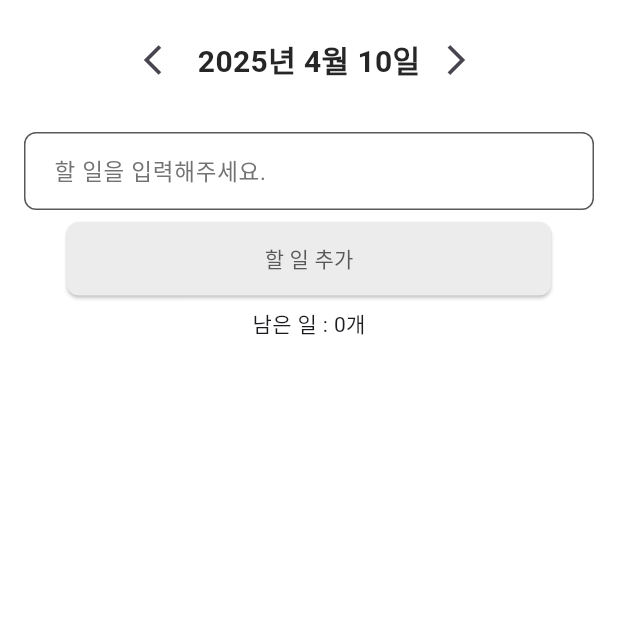
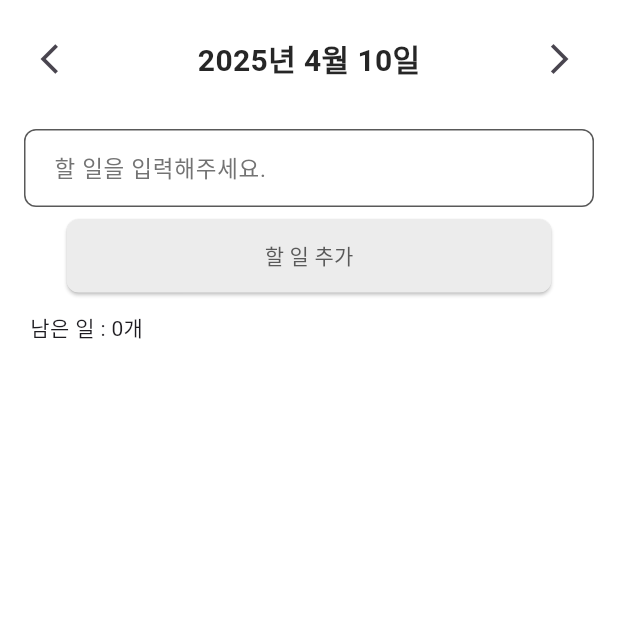
Before and after one commit to jiyoung720/capstone, a Flutter app: the screen it shows after launch, on a phone screen of 412 x 824 dp, the top half of it. Run offline on Flutter 3.47's test engine with Material 3 defaults, Android fonts, the phone set to English and light mode, and no system bars.

Commit message:
feat: 할 일 목록, 날짜 이동 기능구현/ design: UI 수정

```diff
--- a/lib/pages/todo_list_page.dart
+++ b/lib/pages/todo_list_page.dart
@@ -13,21 +13,42 @@ class _TodoListPageState extends State<TodoListPage> {
   DateTime selectedDate = DateTime.now();
   final TextEditingController _controller = TextEditingController();
 
-  List<Todo> _todos = [];
+  // ✅ 날짜별로 할 일을 저장하는 구조
+  Map<String, List<Todo>> _todosByDate = {};
 
+  // ✅ 현재 선택된 날짜에 해당하는 할 일 리스트만 반환
+  List<Todo> get _todosForSelectedDate {
+    final key = DateFormat('yyyy-MM-dd').format(selectedDate);
+    return _todosByDate[key] ?? [];
+  }
+
+  // ✅ 현재 날짜에 할 일 추가
   void _addTodo() {
     final text = _controller.text.trim();
     if (text.isNotEmpty) {
+      final key = DateFormat('yyyy-MM-dd').format(selectedDate);
       setState(() {
-        _todos.add(Todo(text: text));
+        _todosByDate[key] = [..._todosForSelectedDate, Todo(text: text)];
+        _sortTodos(key);
         _controller.clear();
       });
     }
   }
-
+  // ✅ 체크 완료 시 해당 날짜 리스트에서 토글
   void _toggleTodo(int index) {
+    final key = DateFormat('yyyy-MM-dd').format(selectedDate);
     setState(() {
-      _todos[index].isDone = !_todos[index].isDone;
+      _todosForSelectedDate[index].isDone = !_todosForSelectedDate[index].isDone;
+      _sortTodos(key);
+    });
+  }
+  // ✅ 해당 날짜 리스트만 정렬
+  void _sortTodos(String key) {
+    final todos = _todosByDate[key];
+    if (todos == null) return;
+    todos.sort((a, b) {
+      if (a.isDone == b.isDone) return 0;
+      return a.isDone ? 1 : -1;
     });
   }
 
@@ -40,7 +61,7 @@ class _TodoListPageState extends State<TodoListPage> {
   @override
   Widget build(BuildContext context) {
     final formattedDate = DateFormat('yyyy년 M월 d일').format(selectedDate);
-    final remaining = _todos.where((todo) => !todo.isDone).length;
+    final remaining = _todosForSelectedDate.where((todo) => !todo.isDone).length;
 
     return Scaffold(
       body: SafeArea(
@@ -48,9 +69,9 @@ class _TodoListPageState extends State<TodoListPage> {
           children: [
             // ✅ 날짜 선택 헤더
             Padding(
-              padding: const EdgeInsets.symmetric(vertical: 16),
+              padding: const EdgeInsets.symmetric(horizontal: 15,vertical: 15),
               child: Row(
-                mainAxisAlignment: MainAxisAlignment.center,
+                mainAxisAlignment: MainAxisAlignment.spaceBetween,
                 children: [
                   IconButton(
                     icon: const Icon(Icons.arrow_back_ios),
@@ -124,18 +145,28 @@ class _TodoListPageState extends State<TodoListPage> {
               child: const Text('할 일 추가'),
             ),
             const SizedBox(height: 8),
-            Text('남은 일 : $remaining개'),
+            // ✅ 남은 일 개수 표시
+            Align(
+              alignment: Alignment.centerLeft,
+              child: Padding(
+                padding: const EdgeInsets.symmetric(horizontal: 20, vertical: 5),
+                child: Text('남은 일 : $remaining개'),
+              ),
+            ),
 
             const SizedBox(height: 8),
+
+            // ✅ 할 일 목록
             Expanded(
               child: ListView.builder(
-                itemCount: _todos.length,
+                itemCount: _todosForSelectedDate.length,
                 itemBuilder: (context, index) {
-                  final todo = _todos[index];
+                  final todo = _todosForSelectedDate[index];
                   return ListTile(
                     leading: Checkbox(
                       value: todo.isDone,
                       onChanged: (_) => _toggleTodo(index),
+                      activeColor: Color(0xFF2AB514),
                     ),
                     title: Text(
                       todo.text,
```
